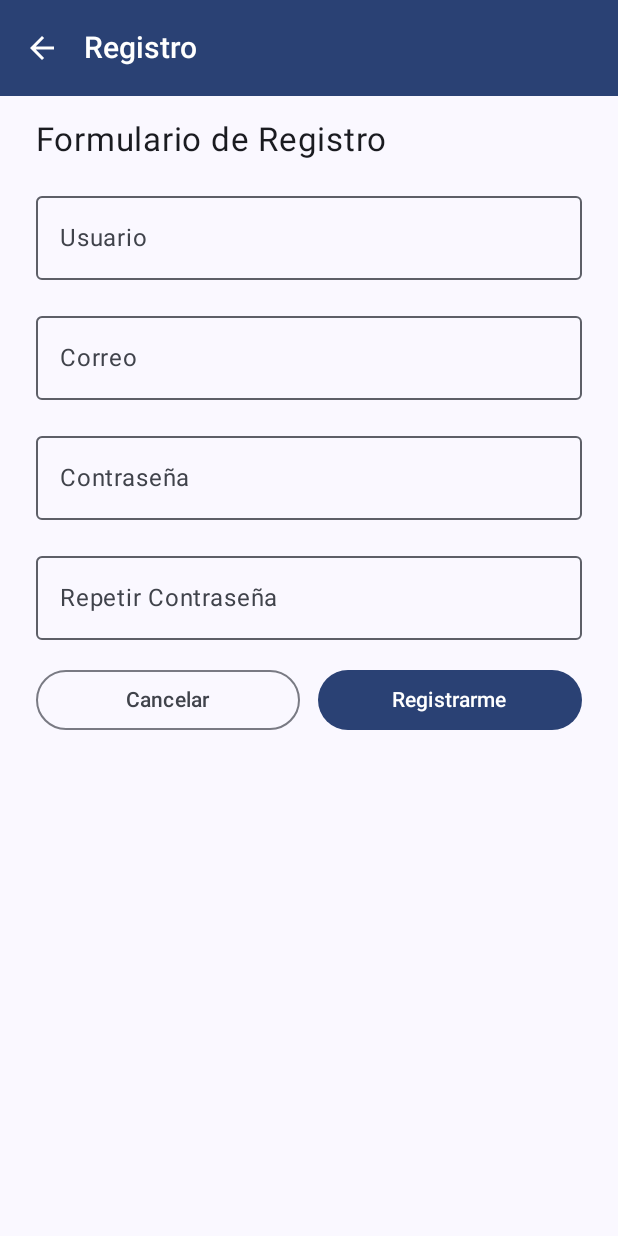
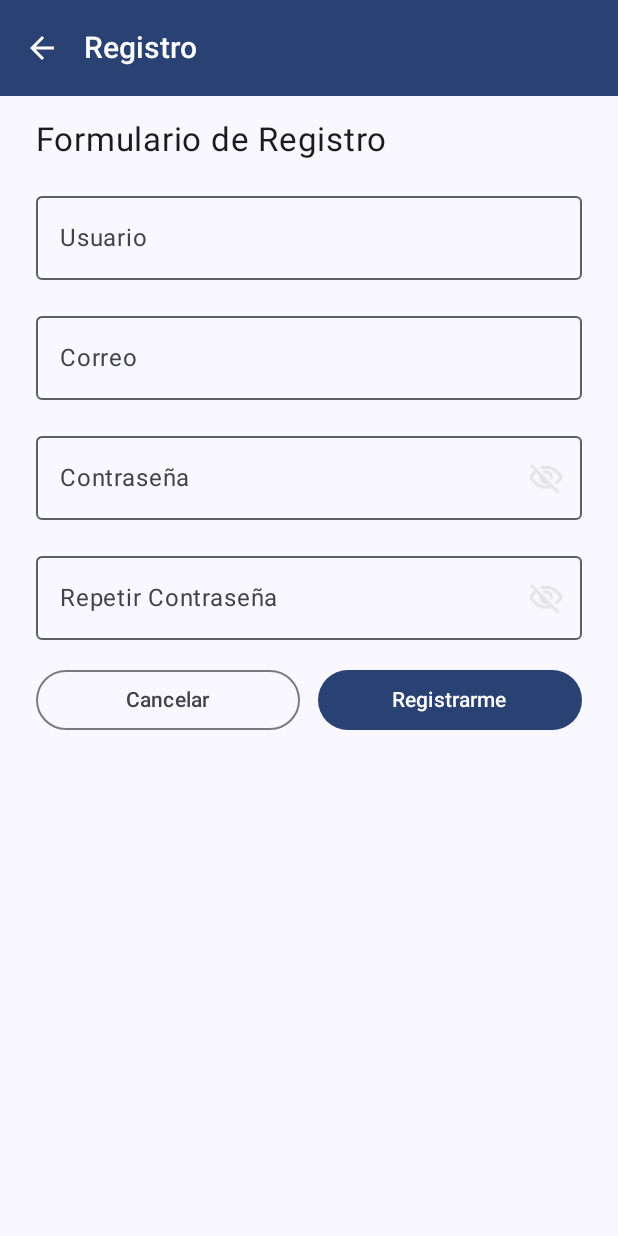
Before and after one commit to albania-musabeli-appMoviles/minutaApp, an Android app built with Jetpack Compose: the RegisterScreen screen opened through its navigation route, on a phone screen of 412 x 824 dp. Run offline under Robolectric (Android 15) with nearby library versions, the phone set to English and light mode, and no system bars.

```diff
--- a/app/src/main/java/com/example/minutaapp/screens/Register.kt
+++ b/app/src/main/java/com/example/minutaapp/screens/Register.kt
@@ -1,22 +1,15 @@
 package com.example.minutaapp.screens
 
 import android.widget.Toast
-import androidx.compose.foundation.clickable
 import androidx.compose.foundation.layout.Arrangement
 import androidx.compose.foundation.layout.Box
 import androidx.compose.foundation.layout.Column
 import androidx.compose.foundation.layout.Row
-import androidx.compose.foundation.layout.fillMaxSize
 import androidx.compose.foundation.layout.fillMaxWidth
 import androidx.compose.foundation.layout.padding
 import androidx.compose.foundation.text.KeyboardOptions
 import androidx.compose.material3.Button
-import androidx.compose.material3.Checkbox
-import androidx.compose.material3.DropdownMenuItem
 import androidx.compose.material3.ExperimentalMaterial3Api
-import androidx.compose.material3.ExposedDropdownMenuBox
-import androidx.compose.material3.ExposedDropdownMenuDefaults
-import androidx.compose.material3.MaterialTheme
 import androidx.compose.material3.OutlinedButton
 import androidx.compose.material3.OutlinedTextField
 import androidx.compose.material3.Scaffold
@@ -29,14 +22,18 @@ import androidx.compose.runtime.setValue
 import androidx.compose.ui.Alignment
 import androidx.compose.ui.Modifier
 import androidx.compose.ui.platform.LocalContext
-import androidx.compose.ui.platform.LocalUriHandler
 import androidx.compose.ui.text.input.ImeAction
 import androidx.compose.ui.text.input.KeyboardType
 import androidx.compose.ui.text.input.PasswordVisualTransformation
 import androidx.compose.ui.unit.dp
 import androidx.compose.ui.unit.sp
 import com.example.minutaapp.SimpleTopBar
-
+import androidx.compose.material3.IconButton
+import androidx.compose.ui.res.painterResource
+import androidx.compose.foundation.Image
+import androidx.compose.foundation.layout.size
+import androidx.compose.ui.text.input.VisualTransformation
+import com.example.minutaapp.R
 
 @OptIn(ExperimentalMaterial3Api::class)
 @Composable
@@ -46,6 +43,8 @@ fun RegisterScreen(onBack: () -> Unit) {
     var password by remember { mutableStateOf("") }
     var repeatPassword by remember { mutableStateOf("") }
     val context = LocalContext.current // hace referencia a la vista para mostrar el Toast
+    var isPasswordVisible by remember { mutableStateOf(false) }
+    var isRepeatPasswordVisible by remember { mutableStateOf(false) }
 
     Scaffold(
         topBar = { SimpleTopBar(title = "Registro", showBack = true, onBack = onBack) }
@@ -90,11 +89,20 @@ fun RegisterScreen(onBack: () -> Unit) {
                     onValueChange = { password = it },
                     label = { Text("Contraseña") },
                     singleLine = true,
-                    visualTransformation = PasswordVisualTransformation(),
+                    visualTransformation = if (isPasswordVisible) VisualTransformation.None else PasswordVisualTransformation(),
                     keyboardOptions = KeyboardOptions(
                         keyboardType = KeyboardType.Password,
                         imeAction = ImeAction.Next
                     ),
+                    trailingIcon = {
+                        IconButton(onClick = { isPasswordVisible = !isPasswordVisible }) {
+                            Image(
+                                painter = painterResource(id = if (isPasswordVisible) R.drawable.ic_visibility else R.drawable.ic_visibility_off),
+                                contentDescription = if (isPasswordVisible) "Ocultar contraseña" else "Mostrar contraseña",
+                                modifier = Modifier.size(24.dp)
+                            )
+                        }
+                    },
                     modifier = Modifier.fillMaxWidth()
                 )
                 OutlinedTextField(
@@ -102,11 +110,20 @@ fun RegisterScreen(onBack: () -> Unit) {
                     onValueChange = { repeatPassword = it },
                     label = { Text("Repetir Contraseña") },
                     singleLine = true,
-                    visualTransformation = PasswordVisualTransformation(),
+                    visualTransformation = if (isRepeatPasswordVisible) VisualTransformation.None else PasswordVisualTransformation(),
                     keyboardOptions = KeyboardOptions(
                         keyboardType = KeyboardType.Password,
                         imeAction = ImeAction.Done
                     ),
+                    trailingIcon = {
+                        IconButton(onClick = { isRepeatPasswordVisible = !isRepeatPasswordVisible }) {
+                            Image(
+                                painter = painterResource(id = if (isRepeatPasswordVisible) R.drawable.ic_visibility else R.drawable.ic_visibility_off),
+                                contentDescription = if (isRepeatPasswordVisible) "Ocultar contraseña" else "Mostrar contraseña",
+                                modifier = Modifier.size(24.dp)
+                            )
+                        }
+                    },
                     modifier = Modifier.fillMaxWidth()
                 )
                 // Fila para organizar los botones horizontalmente
```
